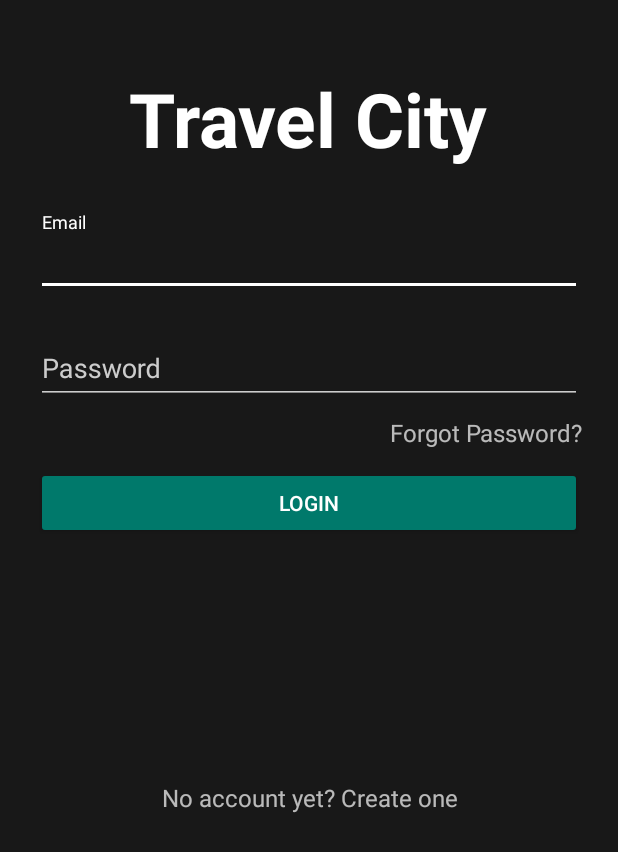
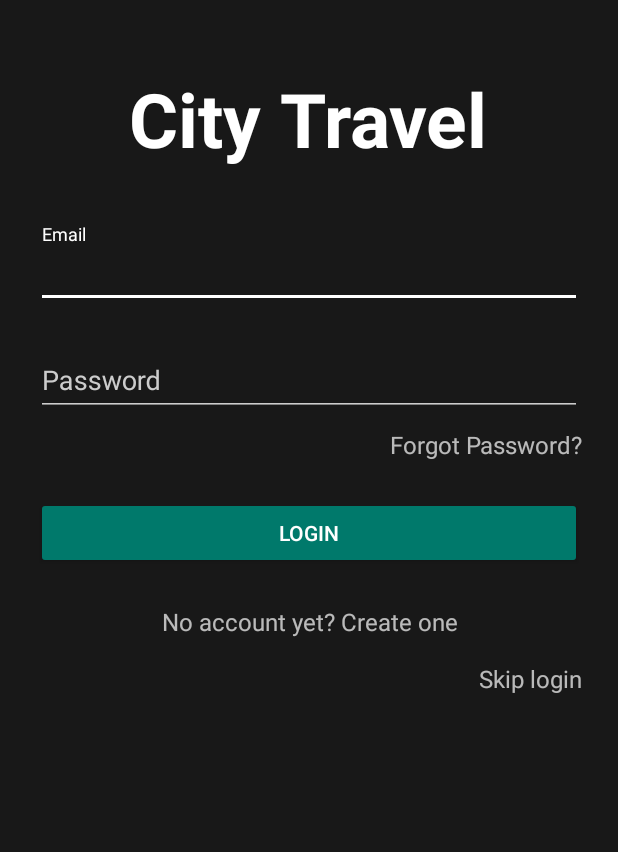
Before and after one commit to MinhDat/City-Travel, an Android app: the LoginActivity screen opened directly, with no data from a screen before it, on a phone screen of 412 x 824 dp. Shown: the top 852 px of the screen. Run offline under Robolectric (Android 15) with nearby library versions, the phone set to English and light mode, and no system bars; our stand-ins replace ButterKnife; 1 statement that could not run was skipped.

Commit message:
sửa lỗi cho hệ điều hành android api<21

```diff
--- a/CityTravel/app/src/main/java/com/example/thaianhit/citytravel/LoginActivity.java
+++ b/CityTravel/app/src/main/java/com/example/thaianhit/citytravel/LoginActivity.java
@@ -13,6 +13,7 @@ import android.view.View;
 import android.widget.Button;
 import android.widget.EditText;
 import android.widget.LinearLayout;
+import android.widget.ScrollView;
 import android.widget.TextView;
 import android.widget.Toast;
 
@@ -38,7 +39,7 @@ public class LoginActivity extends AppCompatActivity {
     @Bind(R.id.link_forgot)
     TextView _forgotLink;
     @Bind(R.id.bgLogin)
-    LinearLayout linearLayout;
+    ScrollView scrollViewbg;
 
     @Override
     public void onCreate(Bundle savedInstanceState) {
@@ -51,7 +52,7 @@ public class LoginActivity extends AppCompatActivity {
             public void onResourceReady(Bitmap resource, GlideAnimation<? super Bitmap> glideAnimation) {
                 Drawable drawable = new BitmapDrawable(resource);
                 if (Build.VERSION.SDK_INT >= Build.VERSION_CODES.JELLY_BEAN) {
-                        linearLayout.setBackground(drawable);
+                    scrollViewbg.setBackground(drawable);
                 }
             }
         });
--- a/CityTravel/app/src/main/res/layout/activity_login.xml
+++ b/CityTravel/app/src/main/res/layout/activity_login.xml
@@ -1,38 +1,42 @@
 <?xml version="1.0" encoding="utf-8"?>
 
-<LinearLayout xmlns:android="http://schemas.android.com/apk/res/android"
-    android:layout_width="match_parent"
+<ScrollView
+    xmlns:android="http://schemas.android.com/apk/res/android" android:layout_width="match_parent"
     android:layout_height="match_parent"
     android:fitsSystemWindows="true"
+    android:fillViewport="true"
     android:id="@+id/bgLogin">
 
+
     <LinearLayout
+
         android:orientation="vertical"
         android:layout_width="match_parent"
         android:layout_height="match_parent"
         android:background="#80000000"
+        android:paddingBottom="0dp"
         android:paddingTop="45dp"
         android:paddingLeft="24dp"
         android:paddingRight="24dp">
 
         <TextView
-            android:text="Travel City"
+            android:text="City Travel"
             android:textSize="50sp"
             android:textStyle="bold"
             android:textColor="@color/white"
             android:layout_width="wrap_content"
             android:layout_height="72dp"
             android:layout_marginBottom="24dp"
-            android:layout_gravity="center_horizontal"/>
+            android:layout_gravity="center_horizontal" />
         <android.support.design.widget.TextInputLayout
             android:layout_width="match_parent"
-            android:layout_height="wrap_content">
+            android:layout_height="wrap_content"
+            android:layout_marginTop="8dp"
+            android:layout_marginBottom="8dp">
             <EditText
                 android:id="@+id/input_email"
                 android:layout_width="match_parent"
                 android:layout_height="wrap_content"
-                android:layout_marginTop="8dp"
-                android:layout_marginBottom="8dp"
                 android:inputType="textEmailAddress"
                 android:hint="Email"
                 android:textColor="@color/white" />
@@ -60,22 +64,34 @@
             android:text="Forgot Password?"
             android:gravity="right"
             android:textSize="16dip"
-             />
+            />
         <android.support.v7.widget.AppCompatButton
             android:id="@+id/btn_login"
             android:layout_width="fill_parent"
             android:layout_height="wrap_content"
-            android:layout_marginTop="12dp"
+            android:layout_marginTop="24dp"
+            android:layout_marginBottom="24dp"
             android:padding="12dp"
             android:text="Login" />
 
         <TextView
             android:id="@+id/link_signup"
-            android:layout_width="fill_parent"
-            android:layout_height="match_parent"
+            android:layout_width="match_parent"
+            android:layout_height="wrap_content"
             android:text="No account yet? Create one"
-            android:layout_marginBottom="120dp"
             android:gravity="center"
-            android:textSize="16dip" />
+            android:textSize="16dip"
+            android:layout_marginBottom="8dp"/>
+        <TextView
+            android:id="@+id/skip_signup"
+            android:layout_width="match_parent"
+            android:layout_height="wrap_content"
+            android:text="Skip login"
+            android:gravity="right"
+            android:textSize="16dip"
+            android:layout_marginTop="8dp"/>
+
+
     </LinearLayout>
-</LinearLayout>
+
+</ScrollView>
--- a/CityTravel/app/src/main/res/layout/activity_main.xml
+++ b/CityTravel/app/src/main/res/layout/activity_main.xml
@@ -5,7 +5,6 @@
     xmlns:app="http://schemas.android.com/apk/res-auto">
 
     <!-- This could be your fragment container, or something -->
-
 
 
     <fragment
--- a/CityTravel/app/src/main/res/layout/item_recycler_home.xml
+++ b/CityTravel/app/src/main/res/layout/item_recycler_home.xml
@@ -14,6 +14,7 @@
         card_view:cardElevation="1sp"
         card_view:cardCornerRadius="1dp"
         card_view:cardUseCompatPadding="true"
+        card_view:theme="@style/AlertDialog.AppCompat"
         android:layout_marginLeft="5dp"
         android:layout_marginRight="5dp"
         >
--- a/CityTravel/app/src/main/res/layout/item_recycler_search_location.xml
+++ b/CityTravel/app/src/main/res/layout/item_recycler_search_location.xml
@@ -35,7 +35,7 @@
                     android:layout_alignParentLeft="true"
                     android:layout_alignParentTop="true"
                     android:layout_marginRight="16dp"
-                    android:background="@drawable/ic_home"
+                    card_view:srcCompat="@drawable/ic_home"
                     />
 
                 <TextView
@@ -74,7 +74,7 @@
                     android:layout_alignParentLeft="true"
                     android:layout_alignParentTop="true"
                     android:layout_marginRight="16dp"
-                    android:background="@drawable/ic_rating"
+                    card_view:srcCompat="@drawable/ic_rating"
                     />
 
                 <TextView
--- a/CityTravel/app/src/main/res/values-v21/styles.xml
+++ b/CityTravel/app/src/main/res/values-v21/styles.xml
@@ -1,5 +1,6 @@
 <?xml version="1.0" encoding="utf-8"?>
 <resources>
+
     <style name="AppTheme.Dark" parent="Theme.AppCompat.NoActionBar">
         <item name="android:windowDrawsSystemBarBackgrounds">true</item>
         <item name="android:statusBarColor">@color/colorPrimaryDark</item>
@@ -23,6 +24,7 @@
         <item name="colorButtonNormal">@color/colorPrimaryDark</item>
         <item name="android:colorButtonNormal">@color/colorPrimaryDark</item>
     </style>
+
     <style name="ToolBarStyle" parent="AppTheme.Dark">
         <item name="android:textColorPrimary">@android:color/white</item>
         <item name="android:textColorSecondary">@android:color/white</item>
--- a/CityTravel/app/src/main/res/values/strings.xml
+++ b/CityTravel/app/src/main/res/values/strings.xml
@@ -91,4 +91,5 @@
         "when a user tries to pick up one of cards.\n\n"
     </string>
     <string name="action_settings">Settings</string>
+    <string name="title_activity_save_location">SaveLocation</string>
 </resources>
```
Also changed, not shown: CityTravel/app/src/main/AndroidManifest.xml (+16 -14 lines), CityTravel/app/src/main/java/com/example/thaianhit/citytravel/SaveLocation.java (added, +29 -0 lines), CityTravel/app/src/main/java/com/example/thaianhit/citytravel/SignupActivity.java (+90 -18 lines), CityTravel/app/src/main/res/layout/activity_fragment_home.xml (+6 -5 lines), CityTravel/app/src/main/res/layout/activity_save_location.xml (added, +34 -0 lines), CityTravel/app/src/main/res/layout/activity_signup.xml (+41 -6 lines), CityTravel/app/src/main/res/layout/content_save_location.xml (added, +16 -0 lines). Lines whose indentation alone changed are shown as unchanged.
